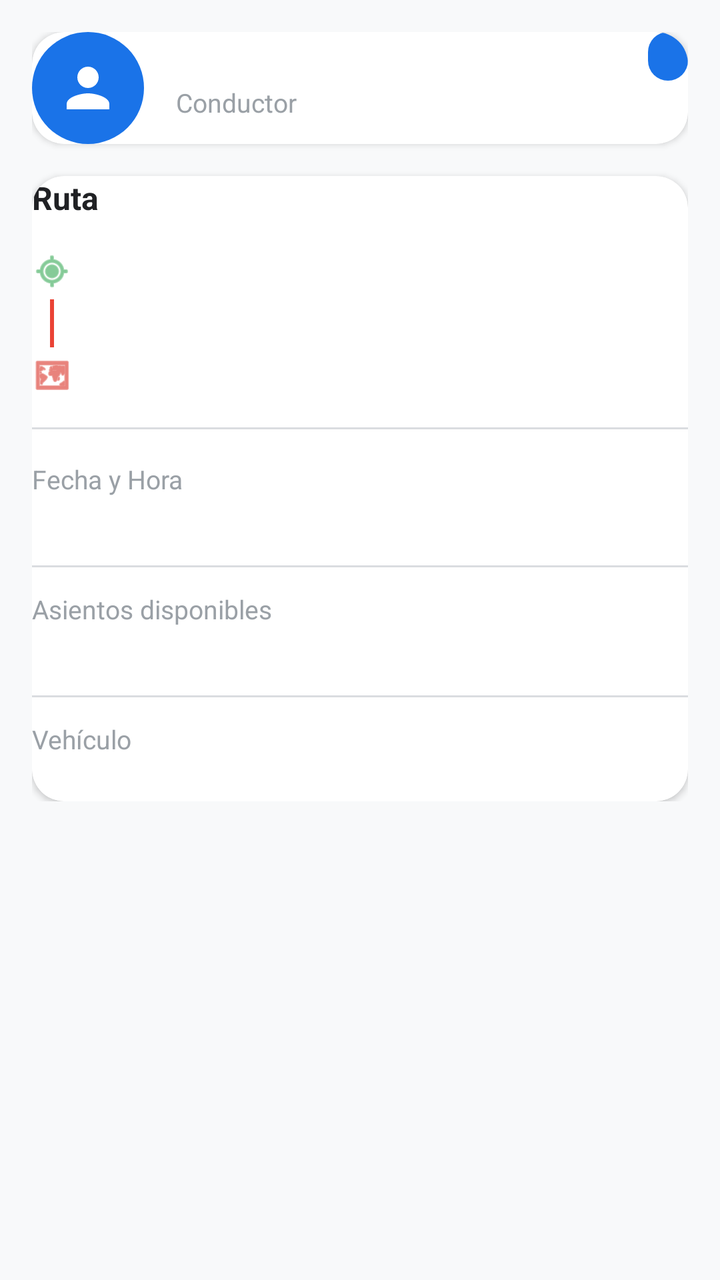
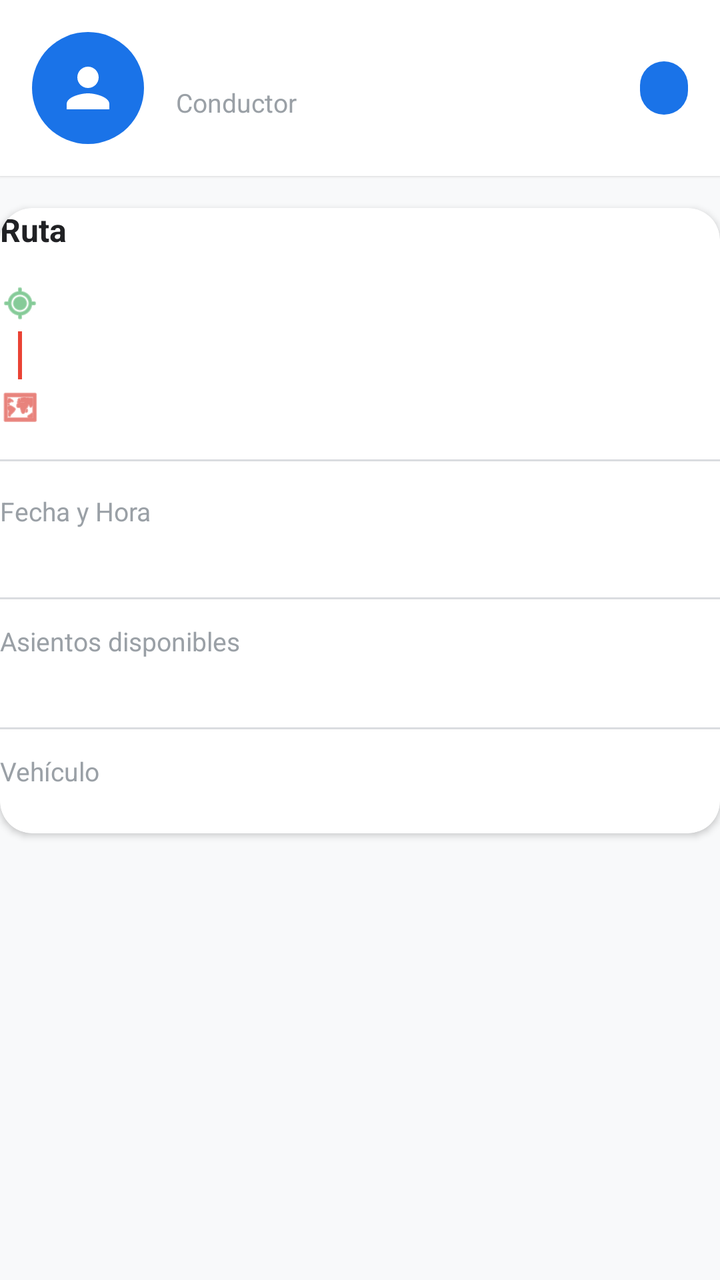

Before-and-after screenshots of an Android layout around one commit, followed by the original layout XML and the change that was made.
<!-- AndroidManifest.xml: application theme Theme.CarpoolApp -->
<!-- res/layout/fragment_viaje_detalle.xml -->
<?xml version="1.0" encoding="utf-8"?>
<ScrollView
    xmlns:android="http://schemas.android.com/apk/res/android"
    xmlns:app="http://schemas.android.com/apk/res-auto"
    xmlns:tools="http://schemas.android.com/tools"
    android:layout_width="match_parent"
    android:layout_height="match_parent"
    android:background="@color/background">

    <androidx.constraintlayout.widget.ConstraintLayout
        android:layout_width="match_parent"
        android:layout_height="wrap_content"
        android:padding="16dp">

        <com.google.android.material.card.MaterialCardView
            android:id="@+id/conductor_card"
            android:layout_width="0dp"
            android:layout_height="wrap_content"
            app:cardCornerRadius="16dp"
            app:cardElevation="2dp"
            app:cardBackgroundColor="@color/surface"
            app:layout_constraintTop_toTopOf="parent"
            app:layout_constraintStart_toStartOf="parent"
            app:layout_constraintEnd_toEndOf="parent"
            android:padding="20dp">

            <androidx.constraintlayout.widget.ConstraintLayout
                android:layout_width="match_parent"
                android:layout_height="wrap_content">

                <ImageView
                    android:id="@+id/iv_avatar"
                    android:layout_width="56dp"
                    android:layout_height="56dp"
                    android:background="@drawable/circle_avatar_background"
                    android:padding="12dp"
                    android:src="@drawable/ic_person_grey_24dp"
                    app:tint="@color/on_primary"
                    android:contentDescription="@string/desc_avatar"
                    app:layout_constraintTop_toTopOf="parent"
                    app:layout_constraintStart_toStartOf="parent" />

                <TextView
                    android:id="@+id/tv_conductor"
                    android:layout_width="0dp"
                    android:layout_height="wrap_content"
                    android:textSize="18sp"
                    android:textStyle="bold"
                    android:textColor="@color/text_primary"
                    android:layout_marginStart="16dp"
                    app:layout_constraintTop_toTopOf="@id/iv_avatar"
                    app:layout_constraintStart_toEndOf="@id/iv_avatar"
                    app:layout_constraintEnd_toStartOf="@id/tv_estado" />

                <TextView
                    android:id="@+id/tv_estado"
                    android:layout_width="wrap_content"
                    android:layout_height="wrap_content"
                    android:textSize="12sp"
                    android:textStyle="bold"
                    android:paddingHorizontal="10dp"
                    android:paddingVertical="4dp"
                    android:background="@drawable/bg_estado"
                    app:layout_constraintTop_toTopOf="@id/iv_avatar"
                    app:layout_constraintEnd_toEndOf="parent" />

                <TextView
                    android:id="@+id/subtitle"
                    android:layout_width="0dp"
                    android:layout_height="wrap_content"
                    android:text="Conductor"
                    android:textSize="13sp"
                    android:textColor="@color/text_hint"
                    android:layout_marginStart="16dp"
                    android:layout_marginTop="2dp"
                    app:layout_constraintTop_toBottomOf="@id/tv_conductor"
                    app:layout_constraintStart_toEndOf="@id/iv_avatar"
                    app:layout_constraintEnd_toEndOf="parent" />
            </androidx.constraintlayout.widget.ConstraintLayout>
        </com.google.android.material.card.MaterialCardView>

        <com.google.android.material.card.MaterialCardView
            android:id="@+id/route_card"
            android:layout_width="0dp"
            android:layout_height="wrap_content"
            app:cardCornerRadius="16dp"
            app:cardElevation="2dp"
            app:cardBackgroundColor="@color/surface"
            android:layout_marginTop="16dp"
            app:layout_constraintTop_toBottomOf="@id/conductor_card"
            app:layout_constraintStart_toStartOf="parent"
            app:layout_constraintEnd_toEndOf="parent"
            android:padding="20dp">

            <androidx.constraintlayout.widget.ConstraintLayout
                android:layout_width="match_parent"
                android:layout_height="wrap_content">

                <TextView
                    android:id="@+id/route_title"
                    android:layout_width="wrap_content"
                    android:layout_height="wrap_content"
                    android:text="Ruta"
                    android:textSize="16sp"
                    android:textStyle="bold"
                    android:textColor="@color/text_primary"
                    app:layout_constraintTop_toTopOf="parent"
                    app:layout_constraintStart_toStartOf="parent" />

                <ImageView
                    android:id="@+id/iv_origen_icon"
                    android:layout_width="20dp"
                    android:layout_height="20dp"
                    android:src="@android:drawable/ic_menu_mylocation"
                    app:tint="@color/secondary"
                    android:layout_marginTop="16dp"
                    app:layout_constraintTop_toBottomOf="@id/route_title"
                    app:layout_constraintStart_toStartOf="parent"
                    tools:ignore="ContentDescription" />

                <TextView
                    android:id="@+id/tv_origen"
                    android:layout_width="0dp"
                    android:layout_height="wrap_content"
                    android:textSize="15sp"
                    android:textColor="@color/text_primary"
                    android:layout_marginStart="12dp"
                    app:layout_constraintTop_toTopOf="@id/iv_origen_icon"
                    app:layout_constraintStart_toEndOf="@id/iv_origen_icon"
                    app:layout_constraintEnd_toEndOf="parent" />

                <View
                    android:id="@+id/route_line"
                    android:layout_width="2dp"
                    android:layout_height="24dp"
                    android:background="@color/route_line"
                    android:layout_marginStart="9dp"
                    android:layout_marginTop="4dp"
                    app:layout_constraintTop_toBottomOf="@id/iv_origen_icon"
                    app:layout_constraintStart_toStartOf="parent" />

                <ImageView
                    android:id="@+id/iv_destino_icon"
                    android:layout_width="20dp"
                    android:layout_height="20dp"
                    android:src="@android:drawable/ic_menu_mapmode"
                    app:tint="@color/error"
                    android:layout_marginTop="4dp"
                    app:layout_constraintTop_toBottomOf="@id/route_line"
                    app:layout_constraintStart_toStartOf="parent"
                    tools:ignore="ContentDescription" />

                <TextView
                    android:id="@+id/tv_destino"
                    android:layout_width="0dp"
                    android:layout_height="wrap_content"
                    android:textSize="15sp"
                    android:textColor="@color/text_primary"
                    android:layout_marginStart="12dp"
                    app:layout_constraintTop_toTopOf="@id/iv_destino_icon"
                    app:layout_constraintStart_toEndOf="@id/iv_destino_icon"
                    app:layout_constraintEnd_toEndOf="parent" />

                <View
                    android:id="@+id/divider_1"
                    android:layout_width="0dp"
                    android:layout_height="1dp"
                    android:background="@color/divider"
                    android:layout_marginTop="16dp"
                    app:layout_constraintTop_toBottomOf="@id/iv_destino_icon"
                    app:layout_constraintStart_toStartOf="parent"
                    app:layout_constraintEnd_toEndOf="parent" />

                <TextView
                    android:id="@+id/label_fecha"
                    android:layout_width="wrap_content"
                    android:layout_height="wrap_content"
                    android:text="@string/label_fecha"
                    android:textSize="13sp"
                    android:textColor="@color/text_hint"
                    android:layout_marginTop="16dp"
                    app:layout_constraintTop_toBottomOf="@id/divider_1"
                    app:layout_constraintStart_toStartOf="parent" />

                <TextView
                    android:id="@+id/tv_fecha"
                    android:layout_width="0dp"
                    android:layout_height="wrap_content"
                    android:textSize="15sp"
                    android:textColor="@color/text_primary"
                    app:layout_constraintTop_toBottomOf="@id/label_fecha"
                    app:layout_constraintStart_toStartOf="parent"
                    app:layout_constraintEnd_toEndOf="parent"
                    android:layout_marginTop="2dp" />

                <View
                    android:id="@+id/divider_2"
                    android:layout_width="0dp"
                    android:layout_height="1dp"
                    android:background="@color/divider"
                    android:layout_marginTop="12dp"
                    app:layout_constraintTop_toBottomOf="@id/tv_fecha"
                    app:layout_constraintStart_toStartOf="parent"
                    app:layout_constraintEnd_toEndOf="parent" />

                <TextView
                    android:id="@+id/label_asientos"
                    android:layout_width="wrap_content"
                    android:layout_height="wrap_content"
                    android:text="@string/label_asientos"
                    android:textSize="13sp"
                    android:textColor="@color/text_hint"
                    android:layout_marginTop="12dp"
                    app:layout_constraintTop_toBottomOf="@id/divider_2"
                    app:layout_constraintStart_toStartOf="parent" />

                <TextView
                    android:id="@+id/tv_asientos"
                    android:layout_width="0dp"
                    android:layout_height="wrap_content"
                    android:textSize="15sp"
                    android:textColor="@color/text_primary"
                    app:layout_constraintTop_toBottomOf="@id/label_asientos"
                    app:layout_constraintStart_toStartOf="parent"
                    app:layout_constraintEnd_toEndOf="parent"
                    android:layout_marginTop="2dp" />

                <View
                    android:id="@+id/divider_3"
                    android:layout_width="0dp"
                    android:layout_height="1dp"
                    android:background="@color/divider"
                    android:layout_marginTop="12dp"
                    app:layout_constraintTop_toBottomOf="@id/tv_asientos"
                    app:layout_constraintStart_toStartOf="parent"
                    app:layout_constraintEnd_toEndOf="parent" />

                <TextView
                    android:id="@+id/label_vehiculo"
                    android:layout_width="wrap_content"
                    android:layout_height="wrap_content"
                    android:text="Vehículo"
                    android:textSize="13sp"
                    android:textColor="@color/text_hint"
                    android:layout_marginTop="12dp"
                    app:layout_constraintTop_toBottomOf="@id/divider_3"
                    app:layout_constraintStart_toStartOf="parent" />

                <TextView
                    android:id="@+id/tv_vehiculo"
                    android:layout_width="0dp"
                    android:layout_height="wrap_content"
                    android:textSize="15sp"
                    android:textColor="@color/text_primary"
                    app:layout_constraintTop_toBottomOf="@id/label_vehiculo"
                    app:layout_constraintStart_toStartOf="parent"
                    app:layout_constraintEnd_toEndOf="parent"
                    android:layout_marginTop="2dp" />
            </androidx.constraintlayout.widget.ConstraintLayout>
        </com.google.android.material.card.MaterialCardView>

        <com.google.android.material.card.MaterialCardView
            android:id="@+id/card_descripcion"
            android:layout_width="0dp"
            android:layout_height="wrap_content"
            app:cardCornerRadius="16dp"
            app:cardElevation="2dp"
            app:cardBackgroundColor="@color/surface"
            android:layout_marginTop="16dp"
            app:layout_constraintTop_toBottomOf="@id/route_card"
            app:layout_constraintStart_toStartOf="parent"
            app:layout_constraintEnd_toEndOf="parent"
            android:padding="20dp"
            android:visibility="gone">

            <androidx.constraintlayout.widget.ConstraintLayout
                android:layout_width="match_parent"
                android:layout_height="wrap_content">

                <TextView
                    android:id="@+id/label_descripcion"
                    android:layout_width="wrap_content"
                    android:layout_height="wrap_content"
                    android:text="Descripción"
                    android:textSize="16sp"
                    android:textStyle="bold"
                    android:textColor="@color/text_primary"
                    app:layout_constraintTop_toTopOf="parent"
                    app:layout_constraintStart_toStartOf="parent" />

                <TextView
                    android:id="@+id/tv_descripcion"
                    android:layout_width="0dp"
                    android:layout_height="wrap_content"
                    android:textSize="15sp"
                    android:textColor="@color/text_secondary"
                    app:layout_constraintTop_toBottomOf="@id/label_descripcion"
                    app:layout_constraintStart_toStartOf="parent"
                    app:layout_constraintEnd_toEndOf="parent"
                    android:layout_marginTop="8dp" />
            </androidx.constraintlayout.widget.ConstraintLayout>
        </com.google.android.material.card.MaterialCardView>

        <TextView
            android:id="@+id/tv_estado_solicitud"
            android:layout_width="0dp"
            android:layout_height="wrap_content"
            android:text="Has solicitado este viaje"
            android:textSize="14sp"
            android:textColor="@color/secondary"
            android:textStyle="bold"
            android:gravity="center"
            android:padding="12dp"
            android:background="@drawable/bg_estado"
            android:layout_marginTop="16dp"
            app:layout_constraintTop_toBottomOf="@id/card_descripcion"
            app:layout_constraintStart_toStartOf="parent"
            app:layout_constraintEnd_toEndOf="parent"
            android:visibility="gone" />

        <com.google.android.material.button.MaterialButton
            android:id="@+id/btn_cancelar_solicitud"
            android:layout_width="0dp"
            android:layout_height="56dp"
            android:text="Cancelar solicitud"
            app:icon="@android:drawable/ic_menu_close_clear_cancel"
            app:iconGravity="textStart"
            app:layout_constraintTop_toBottomOf="@id/tv_estado_solicitud"
            app:layout_constraintStart_toStartOf="parent"
            app:layout_constraintEnd_toEndOf="parent"
            android:layout_marginTop="16dp"
            android:visibility="gone"
            style="@style/Widget.Material3.Button.OutlinedButton" />

        <com.google.android.material.button.MaterialButton
            android:id="@+id/btn_solicitar"
            android:layout_width="0dp"
            android:layout_height="56dp"
            android:text="@string/btn_solicitar"
            app:icon="@android:drawable/ic_menu_send"
            app:iconGravity="textStart"
            app:layout_constraintTop_toBottomOf="@id/card_descripcion"
            app:layout_constraintStart_toStartOf="parent"
            app:layout_constraintEnd_toEndOf="parent"
            android:layout_marginTop="24dp"
            android:visibility="gone" />

        <com.google.android.material.button.MaterialButton
            android:id="@+id/btn_finalizar"
            android:layout_width="0dp"
            android:layout_height="56dp"
            android:text="Finalizar viaje"
            app:icon="@android:drawable/ic_menu_close_clear_cancel"
            app:iconGravity="textStart"
            app:layout_constraintTop_toBottomOf="@id/btn_solicitar"
            app:layout_constraintStart_toStartOf="parent"
            app:layout_constraintEnd_toEndOf="parent"
            android:layout_marginTop="16dp"
            android:visibility="gone"
            app:backgroundTint="@color/error" />

        <com.google.android.material.button.MaterialButton
            android:id="@+id/btn_cancelar"
            android:layout_width="0dp"
            android:layout_height="56dp"
            android:text="Cancelar viaje"
            app:icon="@android:drawable/ic_menu_delete"
            app:iconGravity="textStart"
            app:layout_constraintTop_toBottomOf="@id/btn_finalizar"
            app:layout_constraintStart_toStartOf="parent"
            app:layout_constraintEnd_toEndOf="parent"
            android:layout_marginTop="16dp"
            android:visibility="gone"
            style="@style/Widget.Material3.Button.OutlinedButton" />

        <com.google.android.material.card.MaterialCardView
            android:id="@+id/pasajeros_aceptados_card"
            android:layout_width="0dp"
            android:layout_height="wrap_content"
            app:cardCornerRadius="16dp"
            app:cardElevation="2dp"
            app:cardBackgroundColor="@color/surface"
            android:visibility="gone"
            android:layout_marginTop="16dp"
            app:layout_constraintTop_toBottomOf="@id/btn_cancelar"
            app:layout_constraintStart_toStartOf="parent"
            app:layout_constraintEnd_toEndOf="parent"
            android:padding="20dp">

            <androidx.constraintlayout.widget.ConstraintLayout
                android:layout_width="match_parent"
                android:layout_height="wrap_content">

                <TextView
                    android:id="@+id/tv_pasajeros_aceptados_titulo"
                    android:layout_width="wrap_content"
                    android:layout_height="wrap_content"
                    android:text="Pasajeros Aceptados"
                    android:textSize="16sp"
                    android:textStyle="bold"
                    android:textColor="@color/text_primary"
                    app:layout_constraintTop_toTopOf="parent"
                    app:layout_constraintStart_toStartOf="parent" />

                <TextView
                    android:id="@+id/tv_pasajeros_aceptados_lista"
                    android:layout_width="0dp"
                    android:layout_height="wrap_content"
                    android:textSize="15sp"
                    android:textColor="@color/text_secondary"
                    android:layout_marginTop="8dp"
                    app:layout_constraintTop_toBottomOf="@id/tv_pasajeros_aceptados_titulo"
                    app:layout_constraintStart_toStartOf="parent"
                    app:layout_constraintEnd_toEndOf="parent" />
            </androidx.constraintlayout.widget.ConstraintLayout>
        </com.google.android.material.card.MaterialCardView>

        <com.google.android.material.card.MaterialCardView
            android:id="@+id/solicitudes_card"
            android:layout_width="0dp"
            android:layout_height="wrap_content"
            app:cardCornerRadius="16dp"
            app:cardElevation="2dp"
            app:cardBackgroundColor="@color/surface"
            android:visibility="gone"
            android:layout_marginTop="16dp"
            app:layout_constraintTop_toBottomOf="@id/pasajeros_aceptados_card"
            app:layout_constraintStart_toStartOf="parent"
            app:layout_constraintEnd_toEndOf="parent"
            android:padding="20dp">

            <androidx.constraintlayout.widget.ConstraintLayout
                android:layout_width="match_parent"
                android:layout_height="wrap_content">

                <TextView
                    android:id="@+id/tv_solicitudes_titulo"
                    android:layout_width="wrap_content"
                    android:layout_height="wrap_content"
                    android:text="Solicitudes"
                    android:textSize="16sp"
                    android:textStyle="bold"
                    android:textColor="@color/text_primary"
                    app:layout_constraintTop_toTopOf="parent"
                    app:layout_constraintStart_toStartOf="parent" />

                <androidx.recyclerview.widget.RecyclerView
                    android:id="@+id/rv_solicitudes"
                    android:layout_width="0dp"
                    android:layout_height="wrap_content"
                    android:layout_marginTop="12dp"
                    app:layoutManager="androidx.recyclerview.widget.LinearLayoutManager"
                    app:layout_constraintTop_toBottomOf="@id/tv_solicitudes_titulo"
                    app:layout_constraintStart_toStartOf="parent"
                    app:layout_constraintEnd_toEndOf="parent" />
            </androidx.constraintlayout.widget.ConstraintLayout>
        </com.google.android.material.card.MaterialCardView>

    </androidx.constraintlayout.widget.ConstraintLayout>
</ScrollView>
<!-- resources referenced by this layout -->
<resources>
  <color name="background">#FFF8F9FA</color>
  <color name="divider">#FFDADCE0</color>
  <color name="error">#FFD93025</color>
  <color name="on_primary">#FFFFFFFF</color>
  <color name="route_line">#FFEA4335</color>
  <color name="secondary">#FF34A853</color>
  <color name="surface">#FFFFFFFF</color>
  <color name="text_hint">#9AA0A6</color>
  <color name="text_primary">#FF202124</color>
  <color name="text_secondary">#FF5F6368</color>
  <!-- drawable bg_estado (drawable) -->
  <?xml version="1.0" encoding="utf-8"?>
  <shape xmlns:android="http://schemas.android.com/apk/res/android"
      android:shape="rectangle">
      <corners android:radius="12dp" />
      <solid android:color="@color/estado_programado" />
  </shape>
  <!-- drawable circle_avatar_background (drawable) -->
  <?xml version="1.0" encoding="utf-8"?>
  <shape xmlns:android="http://schemas.android.com/apk/res/android"
      android:shape="oval">
      <solid android:color="@color/primary" />
  </shape>
  <!-- drawable ic_person_grey_24dp (drawable) -->
  <?xml version="1.0" encoding="utf-8"?>
  <vector xmlns:android="http://schemas.android.com/apk/res/android"
      android:width="24dp"
      android:height="24dp"
      android:viewportWidth="24"
      android:viewportHeight="24">
      <path
          android:fillColor="#757575"
          android:pathData="M12,12c2.21,0 4,-1.79 4,-4s-1.79,-4 -4,-4 -4,1.79 -4,4 1.79,4 4,4zM12,14c-2.67,0 -8,1.34 -8,4v2h16v-2c0,-2.66 -5.33,-4 -8,-4z"/>
  </vector>
  <string name="btn_solicitar">Solicitar</string>
  <string name="desc_avatar">Avatar del usuario</string>
  <string name="label_asientos">Asientos disponibles</string>
  <string name="label_fecha">Fecha y Hora</string>
  <style name="Theme.CarpoolApp" parent="Theme.Material3.DayNight.NoActionBar">
          <item name="colorPrimary">@color/primary</item>
          <item name="colorOnPrimary">@color/on_primary</item>
          <item name="colorPrimaryContainer">@color/primary_variant</item>
          <item name="colorSecondary">@color/secondary</item>
          <item name="colorOnSecondary">@color/on_secondary</item>
          <item name="colorError">@color/error</item>
          <item name="colorOnError">@color/on_error</item>
          <item name="android:colorBackground">@color/background</item>
          <item name="colorOnBackground">@color/on_background</item>
          <item name="colorOnSurface">@color/on_surface</item>
          <item name="materialCardViewStyle">@style/Widget.CarpoolApp.Card</item>
      </style>
  <color name="estado_programado">#FF1A73E8</color>
  <color name="primary">#FF1A73E8</color>
  <color name="primary_variant">#FF1557B0</color>
  <color name="on_secondary">#FFFFFFFF</color>
  <color name="on_error">#FFFFFFFF</color>
  <color name="on_background">#FF202124</color>
  <color name="on_surface">#FF202124</color>
  <style name="Widget.CarpoolApp.Card" parent="Widget.Material3.CardView.Filled">
          <item name="cardCornerRadius">16dp</item>
          <item name="cardElevation">2dp</item>
          <item name="strokeWidth">0dp</item>
      </style>
</resources>

<!-- the commit's change to res/layout/fragment_viaje_detalle.xml (unified diff, before → after) -->
@@ -5,28 +5,31 @@
     xmlns:tools="http://schemas.android.com/tools"
     android:layout_width="match_parent"
     android:layout_height="match_parent"
-    android:background="@color/background">
+    android:background="@color/background"
+    android:fillViewport="true">
 
     <androidx.constraintlayout.widget.ConstraintLayout
         android:layout_width="match_parent"
         android:layout_height="wrap_content"
-        android:padding="16dp">
+        android:padding="0dp">
 
         <com.google.android.material.card.MaterialCardView
             android:id="@+id/conductor_card"
             android:layout_width="0dp"
             android:layout_height="wrap_content"
-            app:cardCornerRadius="16dp"
-            app:cardElevation="2dp"
+            app:cardCornerRadius="0dp"
+            app:cardElevation="1dp"
             app:cardBackgroundColor="@color/surface"
+            app:strokeWidth="0dp"
             app:layout_constraintTop_toTopOf="parent"
             app:layout_constraintStart_toStartOf="parent"
             app:layout_constraintEnd_toEndOf="parent"
-            android:padding="20dp">
+            android:layout_marginBottom="1dp">
 
             <androidx.constraintlayout.widget.ConstraintLayout
                 android:layout_width="match_parent"
-                android:layout_height="wrap_content">
+                android:layout_height="wrap_content"
+                android:padding="16dp">
 
                 <ImageView
                     android:id="@+id/iv_avatar"
@@ -56,11 +59,13 @@
                     android:id="@+id/tv_estado"
                     android:layout_width="wrap_content"
                     android:layout_height="wrap_content"
-                    android:textSize="12sp"
-                    android:textStyle="bold"
-                    android:paddingHorizontal="10dp"
-                    android:paddingVertical="4dp"
+                    android:textSize="11sp"
+                    android:textStyle="bold"
+                    android:paddingHorizontal="12dp"
+                    android:paddingVertical="6dp"
                     android:background="@drawable/bg_estado"
+                    android:textColor="@color/on_primary"
+                    app:layout_constraintBottom_toBottomOf="@id/iv_avatar"
                     app:layout_constraintTop_toTopOf="@id/iv_avatar"
                     app:layout_constraintEnd_toEndOf="parent" />
 
@@ -270,12 +275,12 @@
             app:layout_constraintTop_toBottomOf="@id/route_card"
             app:layout_constraintStart_toStartOf="parent"
             app:layout_constraintEnd_toEndOf="parent"
-            android:padding="20dp"
             android:visibility="gone">
 
             <androidx.constraintlayout.widget.ConstraintLayout
                 android:layout_width="match_parent"
-                android:layout_height="wrap_content">
+                android:layout_height="wrap_content"
+                android:padding="20dp">
 
                 <TextView
                     android:id="@+id/label_descripcion"
@@ -297,7 +302,8 @@
                     app:layout_constraintTop_toBottomOf="@id/label_descripcion"
                     app:layout_constraintStart_toStartOf="parent"
                     app:layout_constraintEnd_toEndOf="parent"
-                    android:layout_marginTop="8dp" />
+                    android:layout_marginTop="8dp"
+                    android:lineSpacingExtra="4dp" />
             </androidx.constraintlayout.widget.ConstraintLayout>
         </com.google.android.material.card.MaterialCardView>
 
<!-- resource entries referenced after the edit -->
@@ -14,8 +14,8 @@
   <?xml version="1.0" encoding="utf-8"?>
   <shape xmlns:android="http://schemas.android.com/apk/res/android"
       android:shape="rectangle">
-      <corners android:radius="12dp" />
-      <solid android:color="@color/estado_programado" />
+      <corners android:radius="16dp" />
+      <solid android:color="@color/primary" />
   </shape>
   <!-- drawable circle_avatar_background (drawable) -->
   <?xml version="1.0" encoding="utf-8"?>
@@ -51,7 +51,6 @@
           <item name="colorOnSurface">@color/on_surface</item>
           <item name="materialCardViewStyle">@style/Widget.CarpoolApp.Card</item>
       </style>
-  <color name="estado_programado">#FF1A73E8</color>
   <color name="primary">#FF1A73E8</color>
   <color name="primary_variant">#FF1557B0</color>
   <color name="on_secondary">#FFFFFFFF</color>
